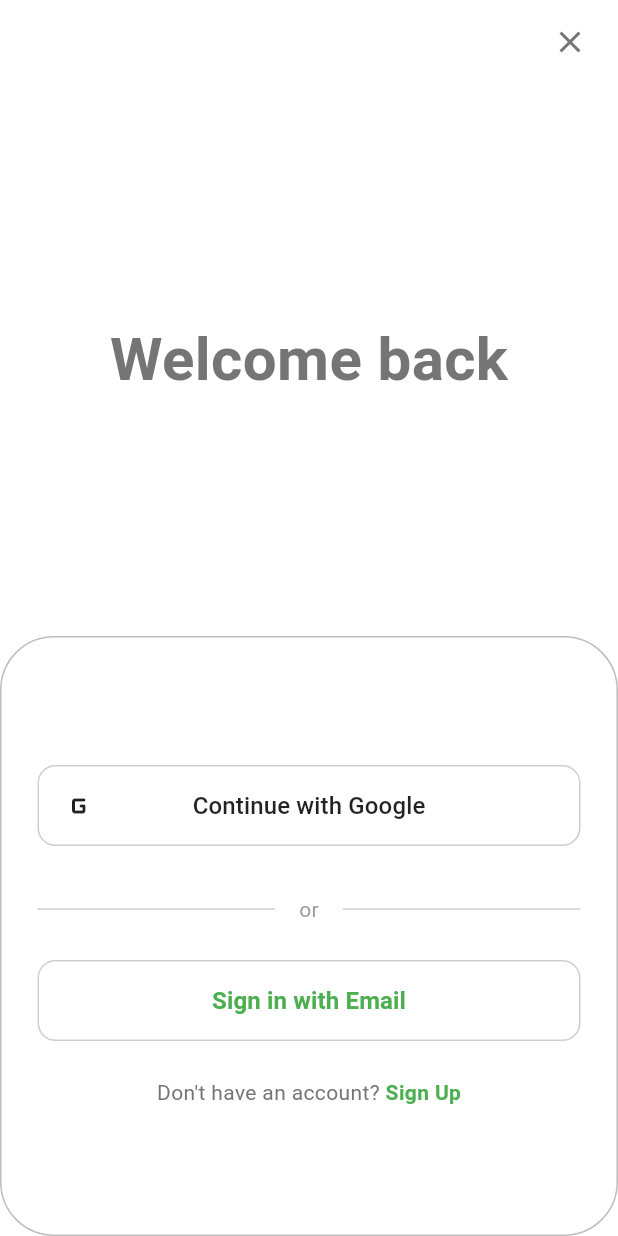
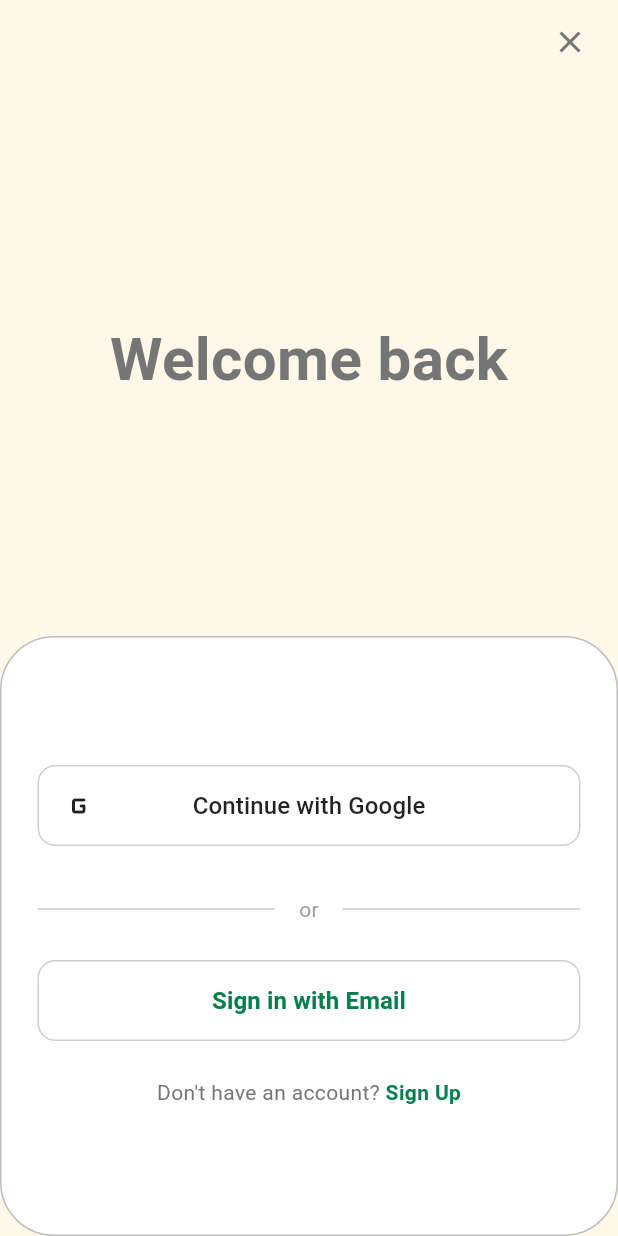
Before and after one commit to abc-medes/ate-flutter, a Flutter app: the screen it shows after launch, on a phone screen of 412 x 824 dp. Run offline on Flutter 3.47's test engine with Material 3 defaults, Android fonts, the light colour scheme and no system bars; our stand-ins replace flutter_dotenv, flutter_riverpod, go_router, shared_preferences, supabase_flutter; accounts and stored records are empty.

Commit message:
[LIPS] app theme changed

```diff
--- a/lib/core/theme/app_theme.dart
+++ b/lib/core/theme/app_theme.dart
@@ -4,31 +4,34 @@ import 'package:flutter_riverpod/flutter_riverpod.dart';
 final themeProvider = StateProvider<ThemeMode>((ref) => ThemeMode.light);
 
 class AppColors {
-  // Primary Colors
-  static const primary = Color(0xFF4CAF50); // A fresh, natural green
-  static const primaryLight = Color(0xFF80E27E);
-  static const primaryDark = Color(0xFF087F23);
+  // Primary Colors (ICE CREAM - Deep Green)
+  static const primary =
+      Color(0xFF05804C); // deep vintage green (ICE CREAM text)
+  static const primaryLight =
+      Color(0xFF90C3A4); // minty green (ice cream character)
+  static const primaryDark = Color(0xFF2B5A3D); // darkened version for contrast
 
-  // Secondary Colors
-  static const secondary = Color(0xFFFF9800);
-  static const secondaryLight = Color(0xFF67DAFF);
-  static const secondaryDark = Color(0xFF007AC1);
+  // Secondary Colors (BORCELLE - Coral Red)
+  static const secondary = Color(0xFFFF5757); // coral red (BORCELLE text)
+  static const secondaryLight = Color(0xFFFFA29E); // lighter coral
+  static const secondaryDark = Color(0xFFB44B44); // dark coral/red
 
-  // Tertiary Colors (for additional accent and UI elements)
-  static const tertiary = Color(0xFF1976D2); // Deep blue
+  // Tertiary Colors (optional accent colors retained or can be themed later)
+  static const tertiary = Color(0xFF1976D2);
   static const tertiaryLight = Color(0xFF63A4FF);
   static const tertiaryDark = Color(0xFF004BA0);
 
   // Additional UI colors
-  static const bodySimulator = Color(0xFF1976D2); // Blue for body simulator
-  static const healthLogs = Color(0xFF388E3C); // Green for health logs
-  static const activity = Color(0xFFFF9800); // Orange for activity
-  static const nutrition = Color(0xFFE91E63); // Pink for nutrition
-  static const sleep = Color(0xFF673AB7); // Purple for sleep
-  static const mood = Color(0xFFFFEB3B); // Yellow for mood tracking
+  static const bodySimulator = Color(0xFF1976D2);
+  static const healthLogs = Color(0xFF388E3C);
+  static const activity = Color(0xFFFF9800);
+  static const nutrition = Color(0xFFE91E63);
+  static const sleep = Color(0xFF673AB7);
+  static const mood = Color(0xFFFFEB3B);
 
   // Neutral Colors
-  static const background = Color(0xFFF5F5F5);
+  static const background =
+      Color(0xFFFDF8e7); // creamy vanilla background like the image
   static const surface = Color(0xFFFFFFFF);
   static const textPrimary = Color(0xFF212121);
   static const textSecondary = Color(0xFF757575);
@@ -46,6 +49,10 @@ class AppTheme {
   static ThemeData get lightTheme {
     return ThemeData(
       useMaterial3: true,
+      scaffoldBackgroundColor: AppColors.background,
+      appBarTheme: const AppBarTheme(
+        backgroundColor: AppColors.background,
+      ),
       brightness: Brightness.light,
       colorScheme: const ColorScheme.light(
         primary: AppColors.primary,
--- a/lib/features/auth/views/screens/email_login_input_view.dart
+++ b/lib/features/auth/views/screens/email_login_input_view.dart
@@ -55,9 +55,10 @@ class _EmailLoginInputViewState extends ConsumerState<EmailLoginInputView> {
         leading: IconButton(
           icon: const Icon(Icons.arrow_back),
           onPressed: () {
-            context.pop();
+            Navigator.pop(context);
           },
         ),
+        title: const Text('Log In'),
       ),
       body: SafeArea(
         child: Padding(
```
Also changed, not shown: lib/core/widgets/loading_view.dart (+16 -16 lines), lib/features/auth/views/screens/signup_view.dart (+39 -57 lines).
